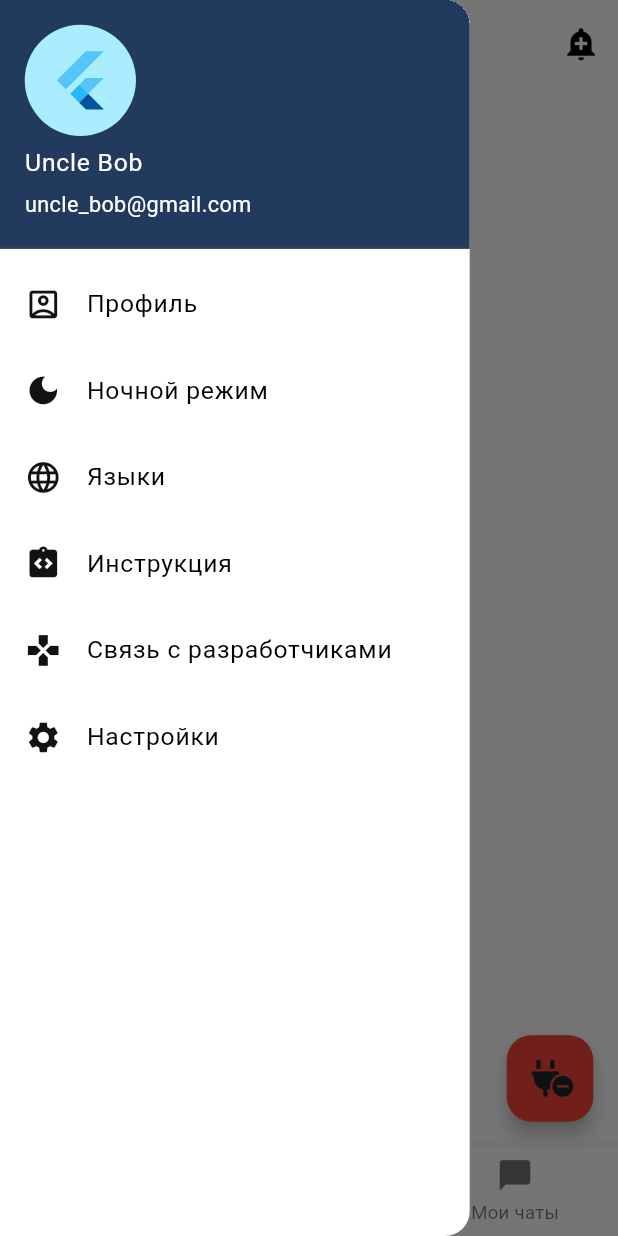
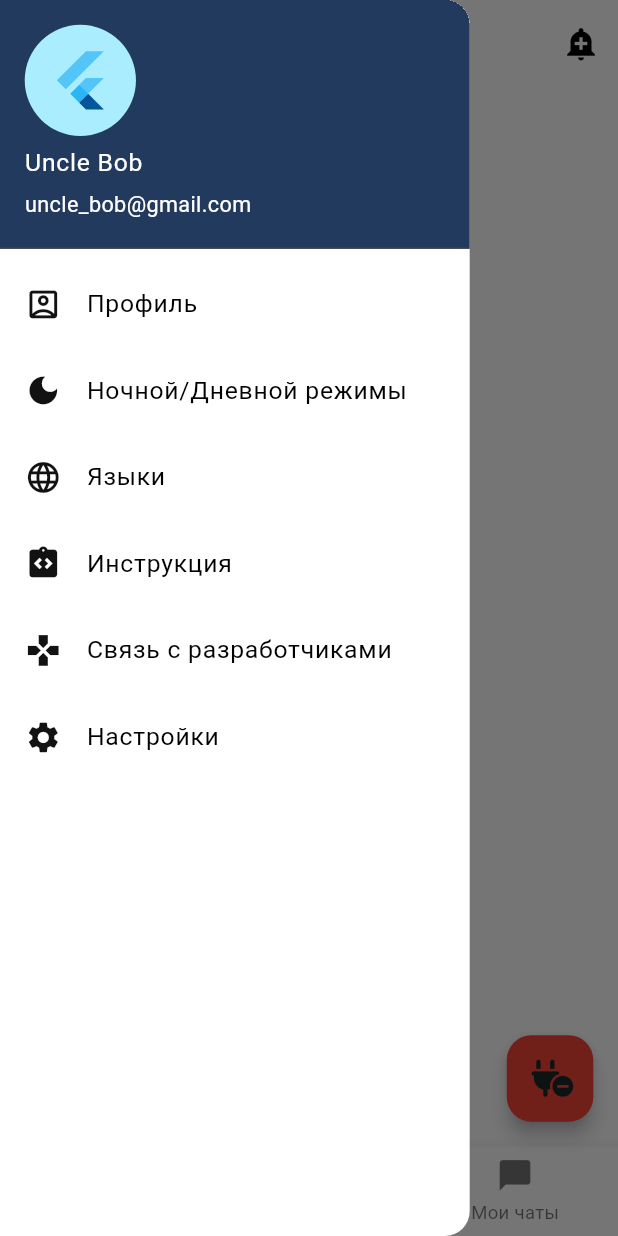
Before and after one commit to svlobachev/telechat_proto, a Flutter app: the MainPage screen opened by its route, with the side drawer open, on a phone screen of 412 x 824 dp. Run offline on Flutter 3.47's test engine with Material 2 defaults, Android fonts, the phone set to English and light mode, and no system bars; our stand-ins replace flex_color_scheme, font_awesome_flutter, get, responsive_framework.

Commit message:
add getX1

```diff
--- a/l10n.yaml
+++ /dev/null
@@ -1,4 +0,0 @@
-arb-dir: lib/l10n
-template-arb-file: app_en.arb
-output-localization-file: app_localizations.dart
-nullable-getter: false
--- a/lib/app/routes/pages_routes.dart
+++ b/lib/app/routes/pages_routes.dart
@@ -1,32 +1,12 @@
+import 'package:get/get_navigation/src/routes/get_route.dart';
 import 'package:telechat_proto/pages/main_page.dart';
 import 'package:telechat_proto/pages/login_page.dart';
-import 'package:flutter/material.dart';
 
-// var myRoutes = {
-//   '/': (context) => const MyLogin(),
-//   '/home': (context) => const MainPage(),
-// };
+String MyInitialRoute = '/';
 
-class RouteManager {
-  static const String loginPage = '/';
-  static const String mainPage = '/mainPage';
-  // static const String settingsPage = '/settingsPage';
+List<GetPage> myGetPages = [
+  GetPage(name: '/', page: () => MyLogin()),
+  GetPage(name: '/mainPage', page: () => MainPage()),
+];
 
-  static Route<dynamic> generateRoute(RouteSettings settings) {
-    switch (settings.name) {
-      case loginPage:
-        return MaterialPageRoute(
-          builder: (context) => const MyLogin(),
-          // builder: (context) => MyBottomNavigationBar(),
-        );
-
-      case mainPage:
-        return MaterialPageRoute(
-          builder: (context) => const MainPage(),
-        );
-
-      default:
-        throw const FormatException('Route not found! Check routes again!');
-    }
-  }
-}
+GetPage MyUnknownRoute = GetPage(name: '/notfound', page: () => MainPage());
--- a/lib/bottom_navigation_bar/bottom_navigation_bar.dart
+++ /dev/null
@@ -1 +0,0 @@
-export 'view/bottom_navigation_bar_view.dart';
--- /dev/null
+++ b/lib/localization/getx_localization.dart
@@ -0,0 +1,21 @@
+import 'package:get/get.dart';
+
+class Messages extends Translations {
+  @override
+  Map<String, Map<String, String>> get keys => {
+        'en_US': {
+          "language": "English",
+          "welcome": "Welcome",
+          "username": "Username",
+          "password": "Password",
+          "enter": "ENTER"
+        },
+        'ru_RU': {
+          "language": "Русский",
+          "welcome": "Добро пожаловать!",
+          "username": "Никнейм",
+          "password": "пароль",
+          "enter": "ВХОД"
+        }
+      };
+}
--- a/lib/pages/main_page.dart
+++ b/lib/pages/main_page.dart
@@ -1,6 +1,5 @@
 import 'package:flutter/material.dart';
-import 'package:telechat_proto/bottom_navigation_bar/bottom_navigation_bar.dart';
-import 'package:telechat_proto/widgets/navigation/floatingActionButton.dart';
+import 'package:telechat_proto/widgets/navigation/bottom_navigation_bar_view.dart';
 import 'package:telechat_proto/widgets/navigation/myAppBar.dart';
 import 'package:telechat_proto/widgets/navigation/navDrawer.dart';
 
--- a/lib/widgets/navigation/navDrawer.dart
+++ b/lib/widgets/navigation/navDrawer.dart
@@ -1,4 +1,7 @@
 import 'package:flutter/material.dart';
+import 'package:get/get.dart';
+import 'package:get/get_core/src/get_main.dart';
+import 'package:telechat_proto/app/theme/theme_scheme.dart';
 
 // Press the Navigation Drawer button to the left of AppBar to show
 // a simple Drawer with two items.
@@ -25,10 +28,12 @@ class NavDrawer extends StatelessWidget {
           },
         ),
         ListTile(
-          title: Text("Ночной режим"),
+          title: Text("Ночной/Дневной режимы"),
           leading: const Icon(Icons.dark_mode),
           onTap: () {
-            Navigator.pop(context);
+            Get.changeTheme(
+                Get.isDarkMode ? MyFlexThemeDataLight : MyFlexThemeDataDart);
+            Get.back();
           },
         ),
         ListTile(
--- a/pubspec.yaml
+++ b/pubspec.yaml
@@ -12,10 +12,6 @@ dependencies:
   responsive_framework: ^0.2.0
   flex_color_scheme: ^5.0.1
   get: ^4.6.3
-  provider: ^6.0.2
-  flutter_localizations:
-    sdk: flutter
-  intl: ^0.17.0
 #  flutter_native_splash 2.1.6
   font_awesome_flutter: ^10.1.0
   google_fonts: ^2.3.2
```
Also changed, not shown: lib/app/view/app_view.dart (+7 -12 lines), lib/l10n/app_en.arb (deleted, +0 -7 lines), lib/l10n/app_ru.arb (deleted, +0 -7 lines), lib/l10n/l10n.dart (deleted, +0 -8 lines), lib/pages/login_page.dart (+5 -8 lines), lib/widgets/navigation/bottom_navigation_bar_view.dart (renamed from lib/bottom_navigation_bar/view/bottom_navigation_bar_view.dart).
